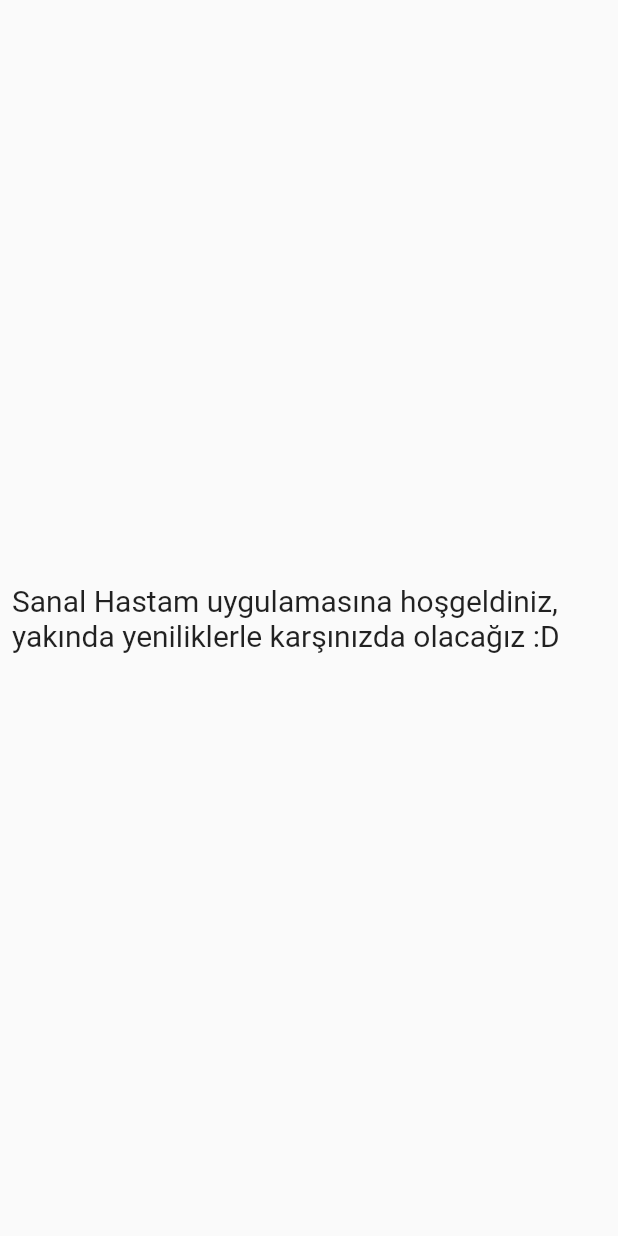
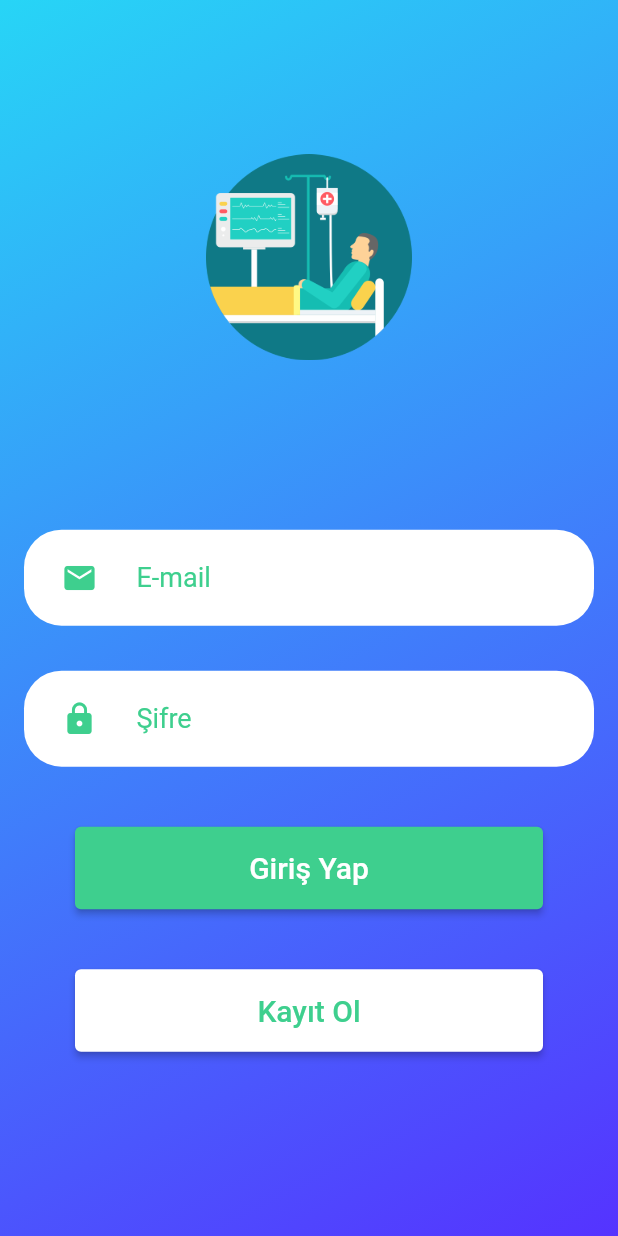
Before and after one commit to VPatient/VPatient, a Flutter app: the screen it shows after launch, on a phone screen of 412 x 824 dp. Run offline on Flutter 3.47's test engine with Material 2 defaults, Android fonts, the phone set to English and light mode, and no system bars; our stand-ins replace firebase_auth, firebase_core, fluttertoast; accounts and stored records are empty.

Commit message:
login screen implemented fully-functional.

```diff
--- a/lib/main.dart
+++ b/lib/main.dart
@@ -2,6 +2,8 @@
 
 import 'firebase_options.dart';
 import 'package:firebase_core/firebase_core.dart';
+
+import 'screens/Login.dart';
 
 void main() async {
   WidgetsFlutterBinding.ensureInitialized();
@@ -22,14 +24,7 @@
       theme: ThemeData(
         primarySwatch: Colors.blue,
       ),
-      home: const Scaffold(
-          body: Padding(
-        padding: EdgeInsets.all(8.0),
-        child: Center(
-            child: Text(
-                "Sanal Hastam uygulamasına hoşgeldiniz, yakında yeniliklerle karşınızda olacağız :D",
-                style: TextStyle(fontSize: 20))),
-      )),
+      home: LoginScreen(),
     );
   }
 }
--- /dev/null
+++ b/lib/screens/Login.dart
@@ -0,0 +1,174 @@
+import 'package:flutter/material.dart';
+import 'package:firebase_auth/firebase_auth.dart';
+import 'package:vpatient/style/colors.dart';
+import 'package:fluttertoast/fluttertoast.dart';
+
+class LoginScreen extends StatelessWidget {
+  LoginScreen({Key? key}) : super(key: key);
+
+  final TextEditingController _emailController = TextEditingController();
+  final TextEditingController _passwordController = TextEditingController();
+
+  final FirebaseAuth _firebaseAuth = FirebaseAuth.instance;
+
+  Future<bool> signIn() async {
+    try {
+      UserCredential userCredential =
+          await _firebaseAuth.signInWithEmailAndPassword(
+              email: _emailController.text, password: _passwordController.text);
+      if (userCredential.user != null) {
+        Fluttertoast.showToast(
+            msg: "Giriş İşlemi Başarılı",
+            gravity: ToastGravity.BOTTOM,
+            backgroundColor: VPColors.vpGreen,
+            textColor: Colors.white);
+
+        /*if (userCredential.user!.emailVerified) {
+          ...
+        } else {
+          Fluttertoast.showToast(
+              msg:
+                  "Lütfen önce emailinize gelen linke tıklayarak hesabınızı onaylayın.");
+        }*/
+      }
+      return false;
+    } on FirebaseAuthException catch (e) {
+      Fluttertoast.showToast(msg: e.message!);
+    } catch (e) {
+      Fluttertoast.showToast(msg: e.toString());
+    }
+
+    return false;
+  }
+
+  @override
+  Widget build(BuildContext context) {
+    return Scaffold(
+        body: Container(
+      decoration: const BoxDecoration(
+          gradient: LinearGradient(
+              begin: Alignment.topLeft,
+              end: Alignment.bottomRight,
+              colors: [VPColors.gradientBegin, VPColors.gradientEnd])),
+      child: Column(
+        mainAxisAlignment: MainAxisAlignment.spaceEvenly,
+        children: [
+          Flexible(
+              flex: 1,
+              child: Image.asset("assets/images/icons/vpatient-logo.png")),
+          Flexible(
+            flex: 5,
+            child: SingleChildScrollView(
+              child: Column(
+                crossAxisAlignment: CrossAxisAlignment.stretch,
+                children: [
+                  VPTextField(
+                      controller: _emailController,
+                      icon: Icons.mail,
+                      isObscured: false,
+                      text: "E-mail"),
+                  VPTextField(
+                      controller: _passwordController,
+                      icon: Icons.lock,
+                      isObscured: true,
+                      text: "Şifre"),
+                  VPButton(
+                      bgColor: VPColors.vpGreen,
+                      textColor: Colors.white,
+                      text: "Giriş Yap",
+                      function: () => signIn()),
+                  VPButton(
+                      bgColor: Colors.white,
+                      textColor: VPColors.vpGreen,
+                      text: "Kayıt Ol",
+                      function: () => print("Kayıt Ol")),
+                ],
+              ),
+            ),
+          ),
+        ],
+      ),
+    ));
+  }
+}
+
+class VPButton extends StatelessWidget {
+  const VPButton({
+    Key? key,
+    required bgColor,
+    required text,
+    required textColor,
+    required function,
+  })  : _bgColor = bgColor,
+        _text = text,
+        _textColor = textColor,
+        _function = function,
+        super(key: key);
+
+  final Color _bgColor;
+  final String _text;
+  final Color _textColor;
+  final VoidCallback _function;
+
+  @override
+  Widget build(BuildContext context) {
+    return Container(
+      margin: const EdgeInsets.only(top: 20, bottom: 20, left: 25, right: 25),
+      padding: const EdgeInsets.symmetric(horizontal: 25),
+      //color: Colors.white,
+      child: ElevatedButton(
+          style: ButtonStyle(
+              padding: MaterialStateProperty.all<EdgeInsets>(
+                  const EdgeInsets.all(16)),
+              backgroundColor: MaterialStateProperty.all<Color>(_bgColor)),
+          onPressed: _function,
+          child:
+              Text(_text, style: TextStyle(color: _textColor, fontSize: 20))),
+    );
+  }
+}
+
+class VPTextField extends StatelessWidget {
+  const VPTextField(
+      {Key? key,
+      required TextEditingController controller,
+      required isObscured,
+      required icon,
+      required text})
+      : _controller = controller,
+        _isObscured = isObscured,
+        _icon = icon,
+        _text = text,
+        super(key: key);
+
+  final TextEditingController _controller;
+  final bool _isObscured;
+  final IconData? _icon;
+  final String _text;
+
+  @override
+  Widget build(BuildContext context) {
+    return Container(
+      decoration: const BoxDecoration(
+          color: Colors.white,
+          borderRadius: BorderRadius.all(Radius.circular(25))),
+      margin: const EdgeInsets.only(top: 10, bottom: 20, left: 16, right: 16),
+      padding: const EdgeInsets.symmetric(horizontal: 25, vertical: 8),
+      child: TextField(
+        style: const TextStyle(color: VPColors.vpGreen, fontSize: 18),
+        obscureText: _isObscured,
+        controller: _controller,
+        cursorColor: VPColors.vpGreen,
+        decoration: InputDecoration(
+            border: InputBorder.none,
+            contentPadding: const EdgeInsets.symmetric(horizontal: 10),
+            icon: Icon(
+              _icon,
+              color: VPColors.vpGreen,
+            ),
+            hintText: _text,
+            hintStyle: const TextStyle(color: VPColors.vpGreen, fontSize: 18)),
+      ),
+    );
+  }
+}
--- /dev/null
+++ b/lib/style/colors.dart
@@ -0,0 +1,7 @@
+import 'package:flutter/material.dart';
+
+class VPColors {
+  static const Color gradientBegin = Color(0xFF27D5F6);
+  static const Color gradientEnd = Color(0xFF5533FF);
+  static const Color vpGreen = Color(0xFF3ECF8E);
+}
```
Also changed, not shown: pubspec.yaml (+6 -2 lines), pubspec.lock, 1 other file.
